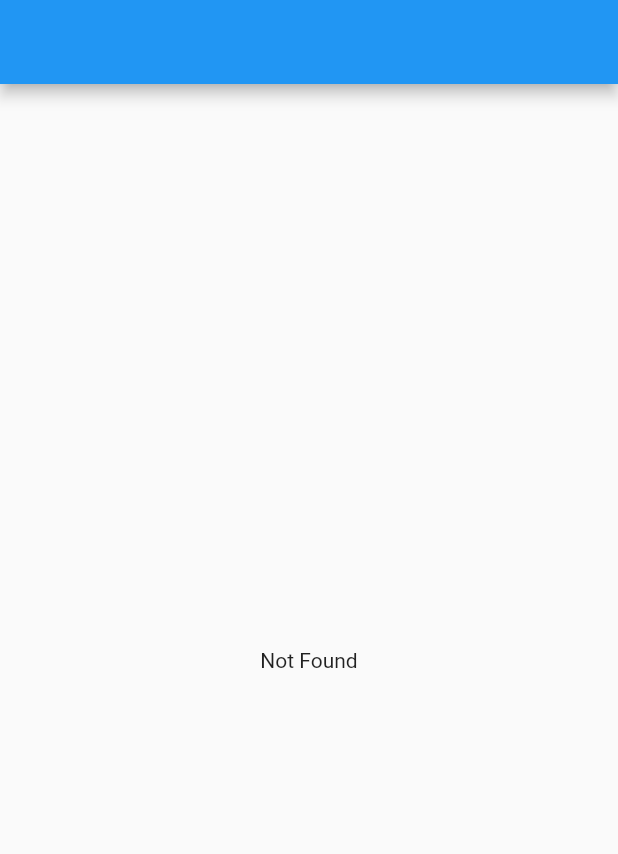
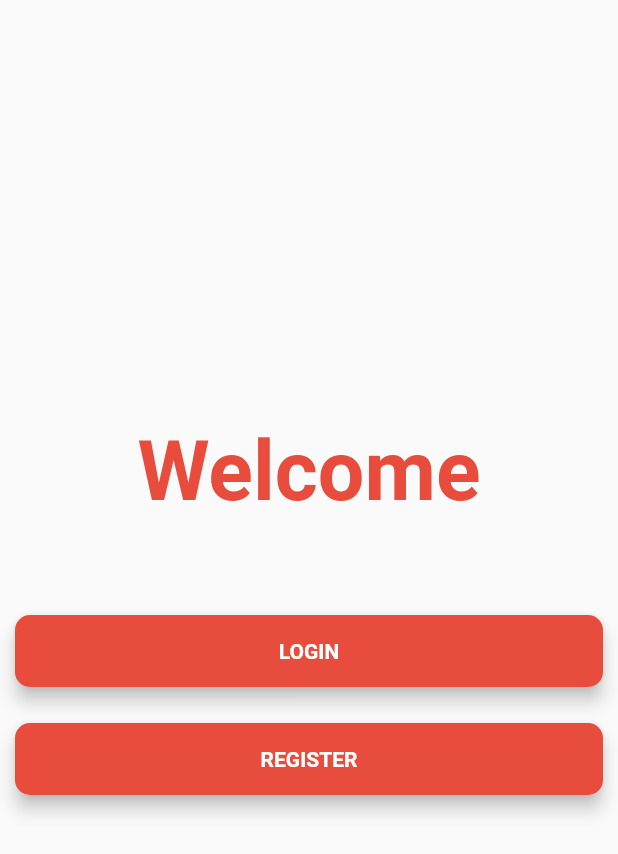
Before and after one commit to dizdaroglu/flutter-fire, a Flutter app: the screen it shows after launch, on a phone screen of 412 x 824 dp. Shown: the top 854 px of the screen. Run offline on Flutter 3.47's test engine with Material 2 defaults, Android fonts, the phone set to English and light mode, and no system bars; our stand-ins replace logger.

Commit message:
giriş sayfası ve login sayfası oluşturuldu

```diff
--- a/lib/core/services/firebase_service.dart
+++ b/lib/core/services/firebase_service.dart
@@ -1,4 +1,5 @@
 import 'dart:convert';
+
 import 'dart:io';
 
 import 'package:flutter_fire/model/students.dart';
--- a/lib/main.dart
+++ b/lib/main.dart
@@ -1,4 +1,6 @@
 import 'package:flutter/material.dart';
-import 'package:flutter_fire/ui/views/home_view.dart';
+import 'package:flutter_fire/ui/views/authentication/login_view.dart';
+import 'package:flutter_fire/ui/views/welcome/welcome_view.dart';
 
-void main() => runApp(MaterialApp(home: HomeView()));
+void main() =>
+    runApp(MaterialApp(debugShowCheckedModeBanner: false, home: WelcomeView()));
--- /dev/null
+++ b/lib/ui/shared/styles/welcome_view_styles.dart
@@ -0,0 +1,7 @@
+import 'package:flutter/material.dart';
+
+const logoTextStyle = TextStyle(
+    fontSize: 55, fontWeight: FontWeight.w600, color: Color(0xffe74c3c));
+
+const buttonTextStyle =
+    TextStyle(color: Colors.white, fontWeight: FontWeight.w700);
--- /dev/null
+++ b/lib/ui/shared/widgets/rounded_button.dart
@@ -0,0 +1,31 @@
+import 'package:flutter/material.dart';
+import 'package:flutter_fire/ui/shared/styles/welcome_view_styles.dart';
+
+class RoundedButton extends StatelessWidget {
+  RoundedButton({this.title, this.colour, @required this.onPressed});
+
+  final String title;
+  final Color colour;
+  final Function onPressed;
+
+  @override
+  Widget build(BuildContext context) {
+    return Padding(
+      padding: EdgeInsets.symmetric(vertical: 12),
+      child: Material(
+        color: colour,
+        elevation: 5,
+        borderRadius: BorderRadius.circular(10),
+        child: MaterialButton(
+          height: 42,
+          minWidth: MediaQuery.of(context).size.width,
+          onPressed: onPressed,
+          child: Text(
+            title.toUpperCase(),
+            style: buttonTextStyle,
+          ),
+        ),
+      ),
+    );
+  }
+}
--- a/lib/ui/views/home_view.dart
+++ b/lib/ui/views/home/home_view.dart
@@ -13,7 +13,6 @@ class _HomeViewState extends State<HomeView> {
 
   @override
   void initState() {
-    // TODO: implement initState
     super.initState();
     service = FirebaseService();
   }
--- /dev/null
+++ b/lib/ui/views/welcome/welcome_view.dart
@@ -0,0 +1,49 @@
+import 'package:flutter/material.dart';
+import 'package:flutter_fire/ui/shared/styles/welcome_view_styles.dart';
+import 'package:flutter_fire/ui/shared/widgets/rounded_button.dart';
+import 'package:flutter_fire/ui/views/authentication/login_view.dart';
+
+class WelcomeView extends StatefulWidget {
+  @override
+  _WelcomeViewState createState() => _WelcomeViewState();
+}
+
+class _WelcomeViewState extends State<WelcomeView> {
+  @override
+  Widget build(BuildContext context) {
+    return Scaffold(
+      body: Padding(
+        padding: EdgeInsets.all(10),
+        child: Container(
+          child: Center(
+            child: Column(
+              mainAxisAlignment: MainAxisAlignment.center,
+              children: <Widget>[
+                Text(
+                  "Welcome",
+                  style: logoTextStyle,
+                ),
+                SizedBox(
+                  height: 52,
+                ),
+                RoundedButton(
+                  colour: Color(0xffe74c3c),
+                  title: "Login",
+                  onPressed: () {
+                    Navigator.push(context,
+                        MaterialPageRoute(builder: (context) => LoginView()));
+                  },
+                ),
+                RoundedButton(
+                  colour: Color(0xffe74c3c),
+                  title: "Register",
+                  onPressed: () {},
+                ),
+              ],
+            ),
+          ),
+        ),
+      ),
+    );
+  }
+}
```
Also changed, not shown: lib/ui/shared/styles/login_view_styles.dart (added, +18 -0 lines), lib/ui/views/authentication/login_view.dart (added, +57 -0 lines).
